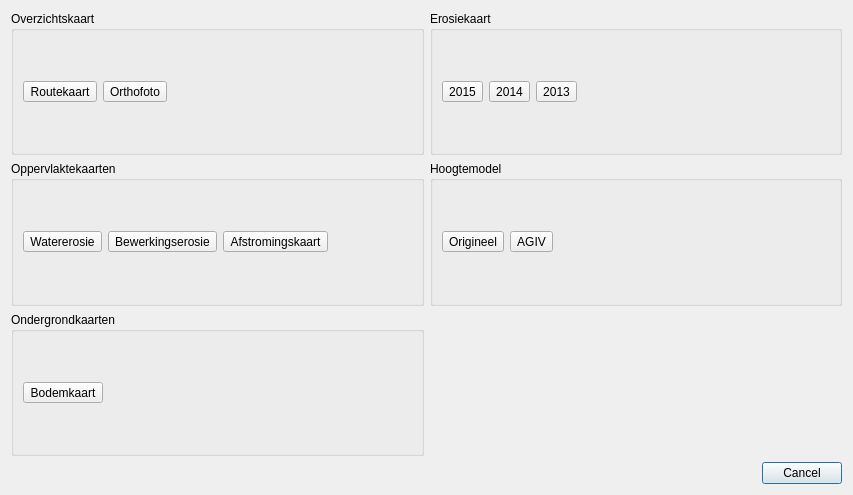
Above: ui_mapswitchdialog.ui from DOV-Vlaanderen/erosiebezwaren before the change. Below: the same form after it.
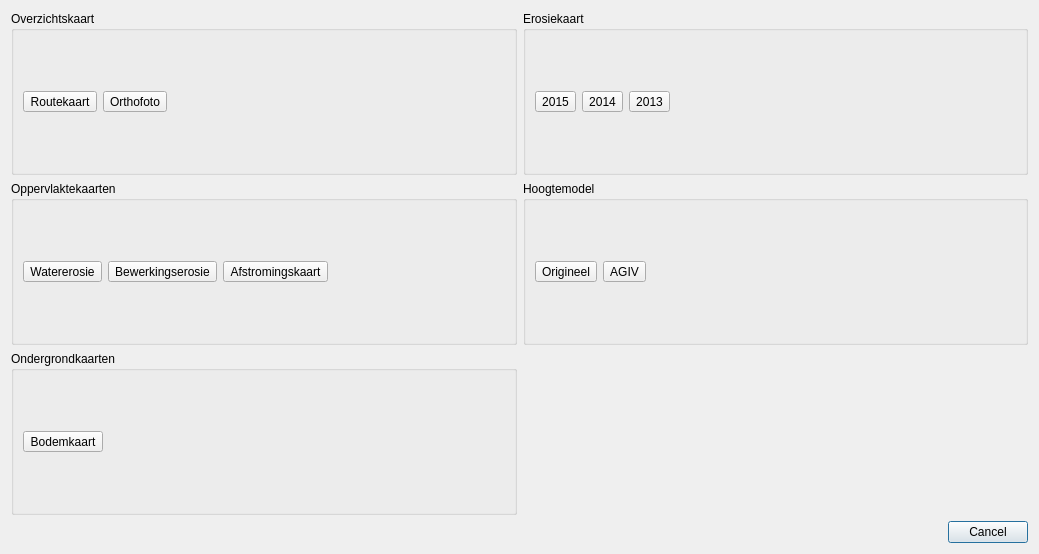
That is the form after the change. Icons and pictures are not drawn.

Commit message: Mapswitchdialog iets groter gemaakt.

Patch:
```diff
--- a/ui_mapswitchdialog.ui
+++ b/ui_mapswitchdialog.ui
@@ -6,8 +6,8 @@
    <rect>
     <x>0</x>
     <y>0</y>
-    <width>853</width>
-    <height>495</height>
+    <width>1039</width>
+    <height>554</height>
    </rect>
   </property>
   <property name="windowTitle">
@@ -225,7 +225,7 @@
           </property>
           <property name="sizeHint" stdset="0">
            <size>
-            <width>230</width>
+            <width>323</width>
             <height>20</height>
            </size>
           </property>
@@ -355,7 +355,7 @@
           </property>
           <property name="sizeHint" stdset="0">
            <size>
-            <width>288</width>
+            <width>381</width>
             <height>20</height>
            </size>
           </property>
```
